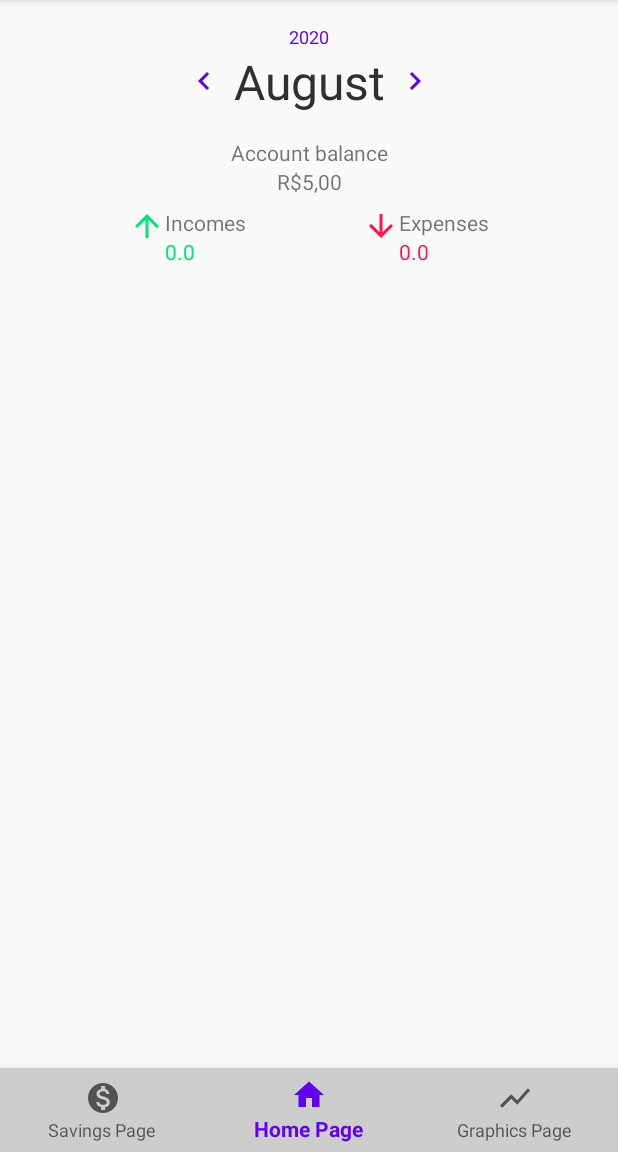
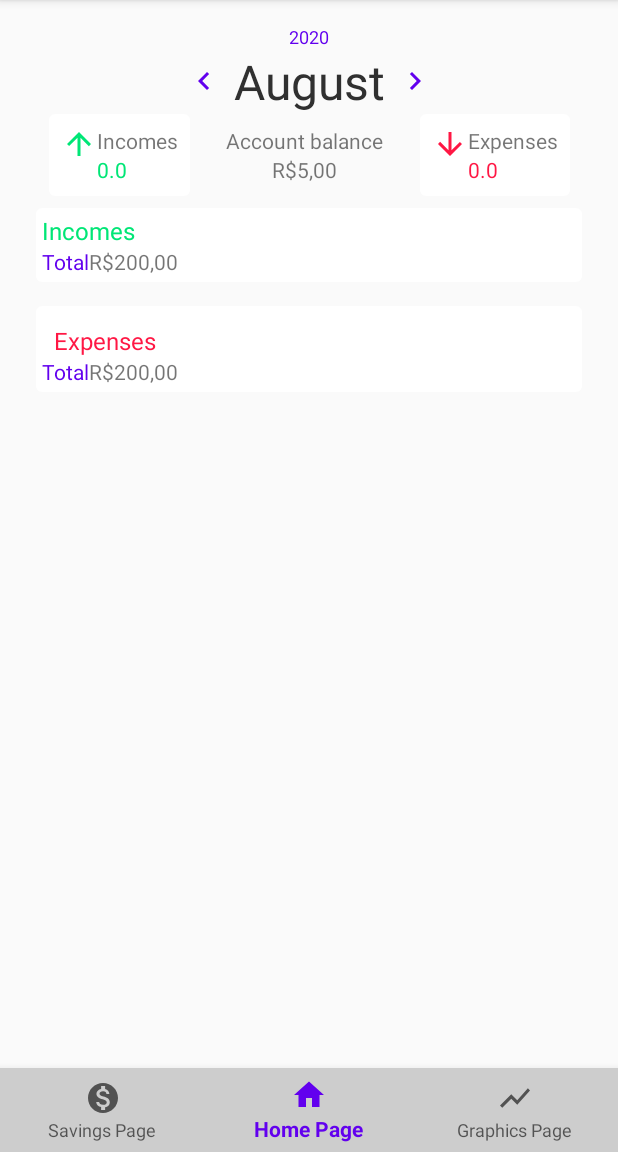
Before and after one commit to PedroPSar/Financial_Control, an Android app: the screen it shows after launch (MainActivity), on a phone screen of 412 x 824 dp, the part 84-1236 px from its top. Run offline under Robolectric (Android 15) with nearby library versions, the phone set to English and light mode, and no system bars; our stand-ins replace Room's generated code, navigation-ui.

Commit message:
Commit 28/08/2020

```diff
--- /dev/null
+++ b/app/src/main/java/com/development/pega/financialcontrol/adapter/IncomesRecyclerViewAdapter.kt
@@ -0,0 +1,33 @@
+package com.development.pega.financialcontrol.adapter
+
+import android.view.LayoutInflater
+import android.view.View
+import android.view.ViewGroup
+import androidx.recyclerview.widget.RecyclerView
+import com.development.pega.financialcontrol.R
+import com.development.pega.financialcontrol.model.Income
+import com.development.pega.financialcontrol.model.Month
+import com.development.pega.financialcontrol.viewholder.IncomesViewHolder
+
+class IncomesRecyclerViewAdapter(): RecyclerView.Adapter<IncomesViewHolder>() {
+
+    private var incomesList: List<Income> = arrayListOf()
+
+    override fun onCreateViewHolder(parent: ViewGroup, viewType: Int): IncomesViewHolder {
+        val item = LayoutInflater.from(parent.context).inflate(R.layout.income_recycler_view_row, parent, false)
+        return IncomesViewHolder(item)
+    }
+
+    override fun onBindViewHolder(holder: IncomesViewHolder, position: Int) {
+        holder.bind(incomesList[position])
+    }
+
+    override fun getItemCount(): Int {
+        return incomesList.count()
+    }
+
+    fun updateIncomesList(list: List<Income>) {
+        incomesList = list
+        notifyDataSetChanged()
+    }
+}
--- a/app/src/main/java/com/development/pega/financialcontrol/viewmodels/AddExpenseViewModel.kt
+++ b/app/src/main/java/com/development/pega/financialcontrol/viewmodels/AddExpenseViewModel.kt
@@ -7,6 +7,7 @@ import androidx.lifecycle.AndroidViewModel
 import androidx.lifecycle.LiveData
 import androidx.lifecycle.MutableLiveData
 import com.development.pega.financialcontrol.model.Expense
+import com.development.pega.financialcontrol.service.Constants
 import com.development.pega.financialcontrol.service.repository.expense.ExpenseRepository
 import java.text.SimpleDateFormat
 import java.util.*
@@ -25,7 +26,7 @@ class AddExpenseViewModel(application: Application): AndroidViewModel(applicatio
     val saveExpense: LiveData<Boolean> = mSaveExpense
 
     fun getCurrentDate() {
-        val sdf = SimpleDateFormat("dd/MM/yyyy")
+        val sdf = SimpleDateFormat(Constants.PATTERNS.DATE_PATTERN)
         mCurrentTime.value =  sdf.format(Date())
     }
 
@@ -36,7 +37,7 @@ class AddExpenseViewModel(application: Application): AndroidViewModel(applicatio
         val mYear = c.get(Calendar.YEAR)
 
         mDatePickerDialog.value = DatePickerDialog(context, DatePickerDialog.OnDateSetListener { view, year, month, dayOfMonth ->
-            val sdf = SimpleDateFormat("dd/MM/yyyy")
+            val sdf = SimpleDateFormat(Constants.PATTERNS.DATE_PATTERN)
             c.set(year, month, dayOfMonth)
             mCurrentTime.value = sdf.format(c.time)
         }, mYear, mMonth, mDay)
--- a/app/src/main/java/com/development/pega/financialcontrol/viewmodels/HomeViewModel.kt
+++ b/app/src/main/java/com/development/pega/financialcontrol/viewmodels/HomeViewModel.kt
@@ -31,6 +31,9 @@ class HomeViewModel(application: Application) : AndroidViewModel(application) {
     private val mExpenses = MutableLiveData<Float>()
     var expenses: LiveData<Float> = mExpenses
 
+    private val mRecyclerViewIncomes = MutableLiveData<List<Income>>()
+    var recyclerViewIncomes: LiveData<List<Income>> = mRecyclerViewIncomes
+
     fun setCurrentMonth() {
         val c = Calendar.getInstance()
         val month = c.get(Calendar.MONTH)
@@ -55,6 +58,10 @@ class HomeViewModel(application: Application) : AndroidViewModel(application) {
         mExpenses.value = sumExpenses(expensesList)
     }
 
+    fun setIncomesInRecyclerView() {
+        mRecyclerViewIncomes.value = incomeRepository.getIncomesFromMonth(selectedMonth)
+    }
+
     private fun sumIncomes(list: List<Income>): Float {
         var total = 0f
         for(income in list) {
--- a/app/src/main/java/com/development/pega/financialcontrol/views/HomeFragment.kt
+++ b/app/src/main/java/com/development/pega/financialcontrol/views/HomeFragment.kt
@@ -8,7 +8,10 @@ import android.view.ViewGroup
 import android.widget.TextView
 import androidx.lifecycle.Observer
 import androidx.lifecycle.ViewModelProvider
+import androidx.recyclerview.widget.LinearLayoutManager
+import androidx.recyclerview.widget.RecyclerView
 import com.development.pega.financialcontrol.R
+import com.development.pega.financialcontrol.adapter.IncomesRecyclerViewAdapter
 import com.development.pega.financialcontrol.viewmodels.HomeViewModel
 
 class HomeFragment : Fragment() {
@@ -24,6 +27,8 @@ class HomeFragment : Fragment() {
     private lateinit var tvYear: TextView
     private lateinit var tvIncomes: TextView
     private lateinit var tvExpenses: TextView
+
+    private val mIncomesAdapter: IncomesRecyclerViewAdapter = IncomesRecyclerViewAdapter()
 
     override fun onCreateView(inflater: LayoutInflater, container: ViewGroup?, savedInstanceState: Bundle?): View? {
         root = inflater.inflate(R.layout.home_fragment, container, false)
@@ -41,6 +46,7 @@ class HomeFragment : Fragment() {
         tvIncomes = root.findViewById(R.id.txt_incomes)
         tvExpenses = root.findViewById(R.id.txt_expenses)
 
+        adapters()
         observer()
     }
 
@@ -50,6 +56,7 @@ class HomeFragment : Fragment() {
         viewModel.setYear()
         viewModel.setIncomesOfMonth()
         viewModel.setExpensesOfmMonth()
+        viewModel.setIncomesInRecyclerView()
     }
 
     private fun observer() {
@@ -68,6 +75,20 @@ class HomeFragment : Fragment() {
         viewModel.expenses.observe(viewLifecycleOwner, Observer {
             tvExpenses.text = it.toString()
         })
+
+        viewModel.recyclerViewIncomes.observe(viewLifecycleOwner, Observer {
+            mIncomesAdapter.updateIncomesList(it)
+        })
+    }
+
+    private fun adapters() {
+        setInfoIncomesRecyclerView()
+    }
+
+    private fun setInfoIncomesRecyclerView() {
+        val incomesRV = root.findViewById<RecyclerView>(R.id.rv_incomes)
+        incomesRV.layoutManager = LinearLayoutManager(context)
+        incomesRV.adapter = mIncomesAdapter
     }
 
 }
--- /dev/null
+++ b/app/src/main/res/drawable/home_fragment_parts_shape.xml
@@ -0,0 +1,17 @@
+<?xml version="1.0" encoding="utf-8"?>
+<shape xmlns:android="http://schemas.android.com/apk/res/android"
+    android:shape="rectangle">
+
+    <corners
+        android:radius="4dp" />
+
+    <padding
+        android:left="4dp"
+        android:top="4dp"
+        android:right="4dp"
+        android:bottom="4dp" />
+
+    <solid
+        android:color="@color/home_part_bg_color" />
+
+</shape>
--- a/app/src/main/res/layout/home_fragment.xml
+++ b/app/src/main/res/layout/home_fragment.xml
@@ -62,15 +62,24 @@
 
         </LinearLayout>
 
+        <androidx.constraintlayout.widget.ConstraintLayout
+            android:id="@+id/cl_account_balance"
+            android:layout_width="wrap_content"
+            android:layout_height="wrap_content"
+            android:padding="8dp"
+            app:layout_constraintEnd_toStartOf="@id/cl_expenses"
+            app:layout_constraintStart_toEndOf="@id/cl_incomes"
+            app:layout_constraintHorizontal_weight="1"
+            app:layout_constraintTop_toBottomOf="@id/ll_lbl_months">
+
             <TextView
                 android:id="@+id/lbl_account_balance"
                 android:layout_width="wrap_content"
                 android:layout_height="wrap_content"
-            android:layout_marginTop="16dp"
                 android:text="@string/lbl_account_balance"
                 app:layout_constraintEnd_toEndOf="parent"
                 app:layout_constraintStart_toStartOf="parent"
-            app:layout_constraintTop_toBottomOf="@id/ll_lbl_months" />
+                app:layout_constraintTop_toTopOf="parent" />
 
         <TextView
             android:id="@+id/txt_account_balance"
@@ -82,15 +91,18 @@
             app:layout_constraintStart_toStartOf="parent"
             app:layout_constraintTop_toBottomOf="@id/lbl_account_balance" />
 
+        </androidx.constraintlayout.widget.ConstraintLayout>
+
         <androidx.constraintlayout.widget.ConstraintLayout
             android:id="@+id/cl_incomes"
             android:layout_width="wrap_content"
             android:layout_height="wrap_content"
             android:padding="8dp"
-            app:layout_constraintEnd_toStartOf="@id/cl_expenses"
+            android:background="@drawable/home_fragment_parts_shape"
+            app:layout_constraintEnd_toStartOf="@id/cl_account_balance"
             app:layout_constraintHorizontal_weight="1"
             app:layout_constraintStart_toStartOf="parent"
-            app:layout_constraintTop_toBottomOf="@id/txt_account_balance">
+            app:layout_constraintTop_toBottomOf="@id/ll_lbl_months">
 
             <ImageView
                 android:id="@+id/arrow_incomes"
@@ -126,10 +138,11 @@
             android:layout_width="wrap_content"
             android:layout_height="wrap_content"
             android:padding="8dp"
+            android:background="@drawable/home_fragment_parts_shape"
             app:layout_constraintEnd_toEndOf="parent"
             app:layout_constraintHorizontal_weight="1"
-            app:layout_constraintStart_toEndOf="@id/cl_incomes"
-            app:layout_constraintTop_toBottomOf="@id/txt_account_balance">
+            app:layout_constraintStart_toEndOf="@id/cl_account_balance"
+            app:layout_constraintTop_toBottomOf="@id/ll_lbl_months">
 
             <ImageView
                 android:id="@+id/arrow_expenses"
@@ -164,26 +177,36 @@
     <ScrollView
         android:layout_width="match_parent"
         android:layout_height="0dp"
+        android:padding="8dp"
         app:layout_constraintStart_toStartOf="parent"
         app:layout_constraintEnd_toEndOf="parent"
         app:layout_constraintTop_toBottomOf="@id/cl_months"
         app:layout_constraintBottom_toBottomOf="parent">
 
         <androidx.constraintlayout.widget.ConstraintLayout
-            android:layout_width="0dp"
+            android:layout_width="match_parent"
             android:layout_height="0dp"
             app:layout_constraintTop_toTopOf="parent"
             app:layout_constraintStart_toStartOf="parent"
             app:layout_constraintEnd_toEndOf="parent"
             app:layout_constraintBottom_toBottomOf="parent">
 
+            <androidx.constraintlayout.widget.ConstraintLayout
+                android:id="@+id/cl_incomes_info"
+                android:layout_width="match_parent"
+                android:layout_height="wrap_content"
+                android:background="@drawable/home_fragment_parts_shape"
+                app:layout_constraintStart_toStartOf="parent"
+                app:layout_constraintEnd_toEndOf="parent"
+                app:layout_constraintTop_toTopOf="parent">
+
                 <TextView
                     android:id="@+id/label_income"
                     android:layout_width="wrap_content"
                     android:layout_height="wrap_content"
-                android:layout_marginStart="8dp"
-                android:layout_marginTop="8dp"
                     android:text="@string/lbl_incomes"
+                    android:textColor="@color/colorIncomes"
+                    android:textSize="@dimen/lbl_main_size"
                     app:layout_constraintStart_toStartOf="parent"
                     app:layout_constraintTop_toTopOf="parent" />
 
@@ -200,6 +223,7 @@
                     android:layout_width="wrap_content"
                     android:layout_height="wrap_content"
                     android:text="@string/label_total"
+                    android:textColor="@color/colorPrimary"
                     app:layout_constraintTop_toBottomOf="@id/rv_incomes"
                     app:layout_constraintStart_toStartOf="parent"/>
 
@@ -211,6 +235,18 @@
                     app:layout_constraintTop_toBottomOf="@id/rv_incomes"
                     app:layout_constraintStart_toEndOf="@id/label_total_incomes"/>
 
+            </androidx.constraintlayout.widget.ConstraintLayout>
+
+            <androidx.constraintlayout.widget.ConstraintLayout
+                android:id="@+id/cl_expenses_info"
+                android:layout_width="match_parent"
+                android:layout_height="wrap_content"
+                android:layout_marginTop="16dp"
+                android:background="@drawable/home_fragment_parts_shape"
+                app:layout_constraintEnd_toEndOf="parent"
+                app:layout_constraintStart_toStartOf="parent"
+                app:layout_constraintTop_toBottomOf="@id/cl_incomes_info">
+
                 <TextView
                     android:id="@+id/label_expense"
                     android:layout_width="wrap_content"
@@ -218,32 +254,37 @@
                     android:layout_marginStart="8dp"
                     android:layout_marginTop="8dp"
                     android:text="@string/lbl_expense"
+                    android:textColor="@color/colorExpenses"
+                    android:textSize="@dimen/lbl_main_size"
                     app:layout_constraintStart_toStartOf="parent"
-                app:layout_constraintTop_toBottomOf="@id/label_total_incomes" />
+                    app:layout_constraintTop_toTopOf="parent" />
 
                 <androidx.recyclerview.widget.RecyclerView
                     android:id="@+id/rv_expenses"
                     android:layout_width="match_parent"
                     android:layout_height="wrap_content"
-                app:layout_constraintTop_toBottomOf="@id/label_expense"
+                    app:layout_constraintEnd_toEndOf="parent"
                     app:layout_constraintStart_toStartOf="parent"
-                app:layout_constraintEnd_toEndOf="parent"/>
+                    app:layout_constraintTop_toBottomOf="@id/label_expense" />
 
                 <TextView
                     android:id="@+id/label_total_expenses"
                     android:layout_width="wrap_content"
                     android:layout_height="wrap_content"
                     android:text="@string/label_total"
-                app:layout_constraintTop_toBottomOf="@id/rv_expenses"
-                app:layout_constraintStart_toStartOf="parent"/>
+                    android:textColor="@color/colorPrimary"
+                    app:layout_constraintStart_toStartOf="parent"
+                    app:layout_constraintTop_toBottomOf="@id/rv_expenses" />
 
                 <TextView
                     android:id="@+id/num_total_expenses"
                     android:layout_width="wrap_content"
                     android:layout_height="wrap_content"
                     android:text="R$200,00"
-                app:layout_constraintTop_toBottomOf="@id/rv_expenses"
-                app:layout_constraintStart_toEndOf="@id/label_total_expenses"/>
+                    app:layout_constraintStart_toEndOf="@id/label_total_expenses"
+                    app:layout_constraintTop_toBottomOf="@id/rv_expenses" />
+
+            </androidx.constraintlayout.widget.ConstraintLayout>
 
         </androidx.constraintlayout.widget.ConstraintLayout>
 
--- a/app/src/main/res/values/colors.xml
+++ b/app/src/main/res/values/colors.xml
@@ -8,4 +8,7 @@
     <color name="colorIncomes">#00E676</color>
     <color name="colorExpenses">#FF1744</color>
     <color name="month_name_color">#303030</color>
+    <color name="description_bg">#FAFAFA</color>
+    <color name="card_view_color_bg">#FFFFFF</color>
+    <color name="home_part_bg_color">#FFFFFF</color>
 </resources>
--- a/app/src/main/res/values/dimens.xml
+++ b/app/src/main/res/values/dimens.xml
@@ -4,4 +4,5 @@
     <dimen name="lbl_main_size">16sp</dimen>
     <dimen name="add_acitivity_lbl_size">16sp</dimen>
     <dimen name="home_year_tv_size">12sp</dimen>
+    <dimen name="margin_bottom_card_view_row">4dp</dimen>
 </resources>
```
Also changed, not shown: app/src/main/java/com/development/pega/financialcontrol/viewholder/IncomesViewHolder.kt (added, +22 -0 lines), app/src/main/res/drawable/rv_card_view_shape.xml (added, +17 -0 lines), app/src/main/res/drawable/tv_description_shape.xml (added, +20 -0 lines), app/src/main/res/layout/income_recycler_view_row.xml (added, +95 -0 lines). Lines whose indentation alone changed are shown as unchanged.
